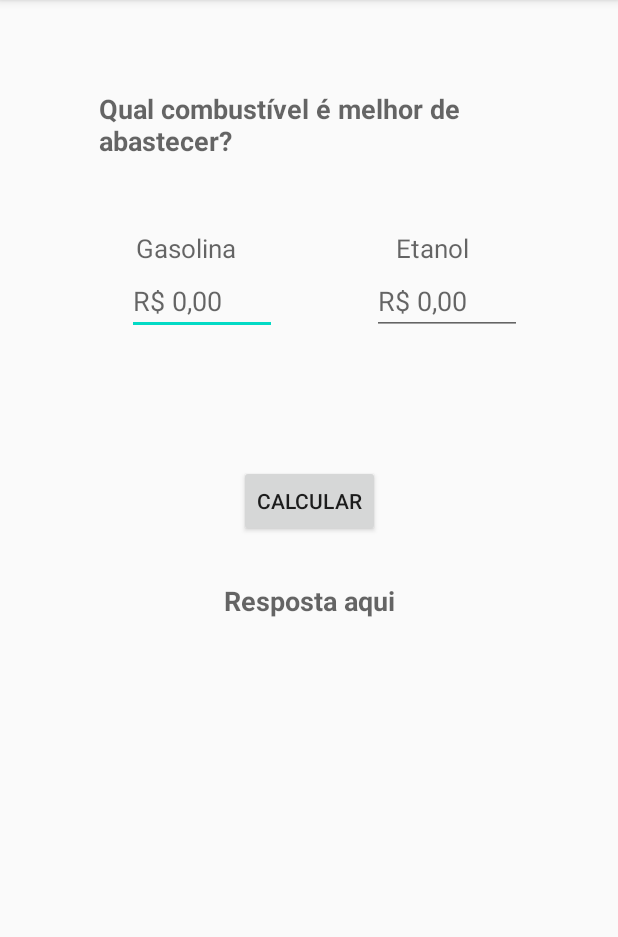
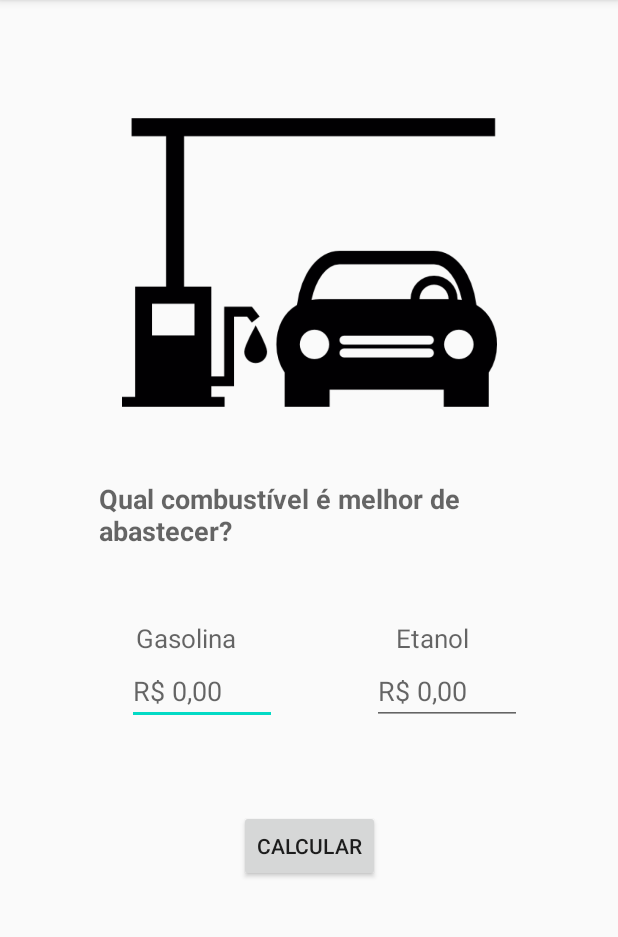
Before and after one commit to viniciuscm97/App_ComparaPrecoEtanolXGasolina, an Android app: the screen it shows after launch (MainActivity), on a phone screen of 412 x 824 dp, the part 84-1021 px from its top. Run offline under Robolectric (Android 15) with nearby library versions, the light colour scheme and no system bars; 1 statement that could not run was skipped.

Commit message:
img posto main activity

```diff
--- a/app/src/main/res/layout/activity_main.xml
+++ b/app/src/main/res/layout/activity_main.xml
@@ -6,6 +6,17 @@
     android:layout_height="match_parent"
     tools:context=".MainActivity">
 
+    <ImageView
+        android:id="@+id/ivPosto"
+        android:layout_width="250dp"
+        android:layout_height="250dp"
+        android:src="@drawable/posto"
+        android:layout_marginTop="50dp"
+        app:layout_constraintEnd_toEndOf="parent"
+        app:layout_constraintStart_toStartOf="parent"
+        app:layout_constraintTop_toTopOf="parent" />
+
+
     <TextView
         android:layout_width="280dp"
         android:layout_height="50dp"
@@ -13,10 +24,10 @@
         android:textSize="18dp"
         android:textStyle="bold"
         android:id="@+id/tVtextoPergunta"
-        android:layout_marginTop="60dp"
+        android:layout_marginTop="20dp"
         app:layout_constraintEnd_toEndOf="parent"
         app:layout_constraintStart_toStartOf="parent"
-        app:layout_constraintTop_toTopOf="parent" />
+        app:layout_constraintTop_toBottomOf="@id/ivPosto" />
 
     <TextView
         android:id="@+id/tVtextoGasolina"
@@ -69,26 +80,11 @@
         android:id="@+id/btnCalculo"
         android:layout_width="wrap_content"
         android:layout_height="wrap_content"
-        android:layout_marginTop="200dp"
+        android:layout_marginTop="170dp"
         android:text="Calcular"
         app:layout_constraintEnd_toEndOf="parent"
         app:layout_constraintStart_toStartOf="parent"
         app:layout_constraintTop_toBottomOf="@+id/tVtextoPergunta" />
-    <TextView
-        android:id="@+id/tVResposta"
-        android:layout_marginTop="30dp"
-        android:layout_width="150dp"
-        android:layout_height="40dp"
-        android:textSize="18dp"
-        android:textAlignment="center"
-        android:hint="Resposta aqui"
-        android:background="@null"
-        android:inputType="text"
-        android:textStyle="bold"
-        app:layout_constraintEnd_toEndOf="parent"
-        app:layout_constraintStart_toStartOf="parent"
-        app:layout_constraintTop_toBottomOf="@id/btnCalculo" />
-
 
 
 
--- a/app/src/main/res/layout/activity_resultado.xml
+++ b/app/src/main/res/layout/activity_resultado.xml
@@ -5,6 +5,7 @@
     android:layout_width="match_parent"
     android:layout_height="match_parent"
     tools:context=".Resultado">
+
 
     <TextView
         android:id="@+id/tvResposta1"
```
Also changed, not shown: 1 other file.
